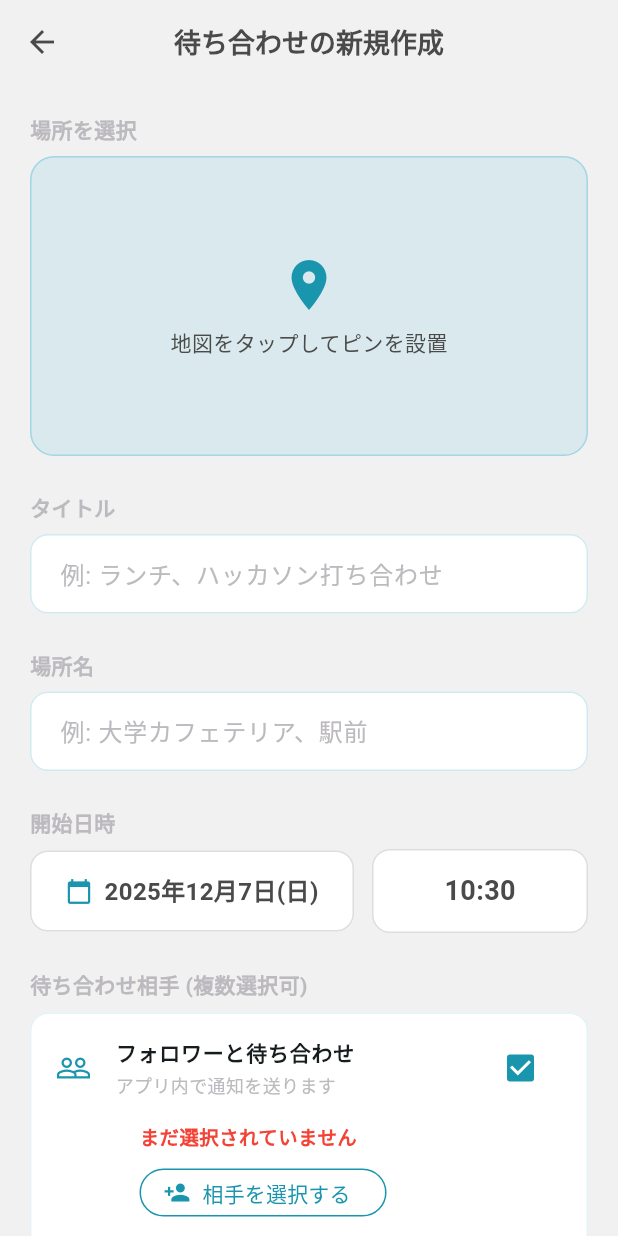
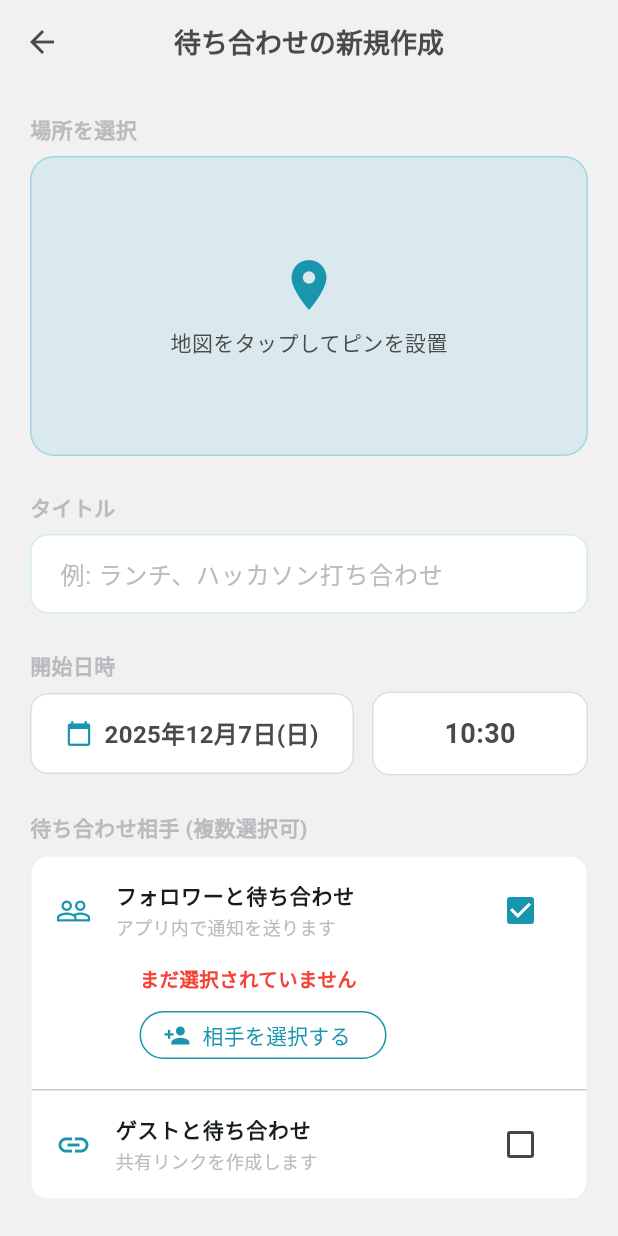
Before and after one commit to iwashi-v3/appointment-app, a Flutter app: the CreateMeetingScreen screen opened directly with empty values, after a tap on "フォロワーと待ち合わせ", on a phone screen of 412 x 824 dp. Run offline on Flutter 3.47's test engine with Material 3 defaults, Android fonts, the phone set to English and light mode, and no system bars.

Commit message:
現在の待ち合わせリストの改善

```diff
--- a/frontend/lib/screens/list/create_meeting_screen.dart
+++ b/frontend/lib/screens/list/create_meeting_screen.dart
@@ -22,7 +22,7 @@ class CreateMeetingScreen extends StatefulWidget {
 class _CreateMeetingScreenState extends State<CreateMeetingScreen> {
   // 入力コントローラー
   final TextEditingController _titleController = TextEditingController();
-  final TextEditingController _locationController = TextEditingController(); // 場所入力用
+  // 場所名入力（_locationController）は削除しました
 
   DateTime _selectedDateTime = DateTime.now();
 
@@ -39,7 +39,7 @@ class _CreateMeetingScreenState extends State<CreateMeetingScreen> {
   @override
   void initState() {
     super.initState();
-    // 初期データの反映 (履歴からの再作成時)
+    // 初期データの反映
     if (widget.initialData != null) {
       final data = widget.initialData!;
 
@@ -48,10 +48,7 @@ class _CreateMeetingScreenState extends State<CreateMeetingScreen> {
         _titleController.text = data['title'];
       }
 
-      // 場所
-      if (data['location'] != null) {
-        _locationController.text = data['location'];
-      }
+      // 場所名の反映処理は削除（マップ上のピン位置などに反映するのが理想ですが、今回はUI削除のみ）
 
       // メンバー（フォロワー）の反映
       if (data['members'] != null && data['members'] is List) {
@@ -59,7 +56,6 @@ class _CreateMeetingScreenState extends State<CreateMeetingScreen> {
         if (members.isNotEmpty) {
           _inviteFollowers = true;
           for (var memberName in members) {
-            // 名前からIDを逆引きして選択状態にするダミー処理
             for (var user in _dummyFollowers) {
               if (user['name'] == memberName.toString()) {
                 _selectedFollowerIds.add(user['id']!);
@@ -74,7 +70,6 @@ class _CreateMeetingScreenState extends State<CreateMeetingScreen> {
   @override
   void dispose() {
     _titleController.dispose();
-    _locationController.dispose();
     super.dispose();
   }
 
@@ -88,12 +83,7 @@ class _CreateMeetingScreenState extends State<CreateMeetingScreen> {
       return;
     }
 
-    if (_locationController.text.trim().isEmpty) {
-      ScaffoldMessenger.of(context).showSnackBar(
-        const SnackBar(content: Text('場所を入力してください')),
-      );
-      return;
-    }
+    // 場所名のバリデーションは削除しました
 
     if (!_inviteFollowers && !_inviteGuest) {
       ScaffoldMessenger.of(context).showSnackBar(
@@ -117,7 +107,7 @@ class _CreateMeetingScreenState extends State<CreateMeetingScreen> {
     Navigator.pop(context, {
       'created': true,
       'title': _titleController.text,
-      'location': _locationController.text,
+      // location (場所名) は返さない（あるいはマップから取得した座標を返す）
       'inviteGuest': _inviteGuest,
       'inviteFollowers': _inviteFollowers,
       'meetingLink': _inviteGuest ? 'https://machiawase.app/meet/12345' : null,
@@ -388,36 +378,7 @@ class _CreateMeetingScreenState extends State<CreateMeetingScreen> {
                 ),
               ),
 
-              const SizedBox(height: 24),
-
-              // --- 場所名入力 ---
-              const Text(
-                '場所名',
-                style: TextStyle(fontSize: 14, fontWeight: FontWeight.bold, color: AppColors.textSub),
-              ),
-              const SizedBox(height: 8),
-              TextField(
-                controller: _locationController,
-                decoration: InputDecoration(
-                  hintText: '例: 大学カフェテリア、駅前',
-                  hintStyle: const TextStyle(color: AppColors.warmGray),
-                  filled: true,
-                  fillColor: Colors.white,
-                  contentPadding: const EdgeInsets.symmetric(horizontal: 16, vertical: 14),
-                  border: OutlineInputBorder(
-                    borderRadius: BorderRadius.circular(12),
-                    borderSide: BorderSide(color: AppColors.secondary.withOpacity(0.5)),
-                  ),
-                  enabledBorder: OutlineInputBorder(
-                    borderRadius: BorderRadius.circular(12),
-                    borderSide: BorderSide(color: AppColors.secondary.withOpacity(0.5)),
-                  ),
-                  focusedBorder: OutlineInputBorder(
-                    borderRadius: BorderRadius.circular(12),
-                    borderSide: const BorderSide(color: AppColors.primary),
-                  ),
-                ),
-              ),
+              // --- 場所名入力欄は削除しました ---
 
               const SizedBox(height: 24),
 
```
Also changed, not shown: frontend/lib/screens/list/list_screen.dart (+7 -16 lines).
